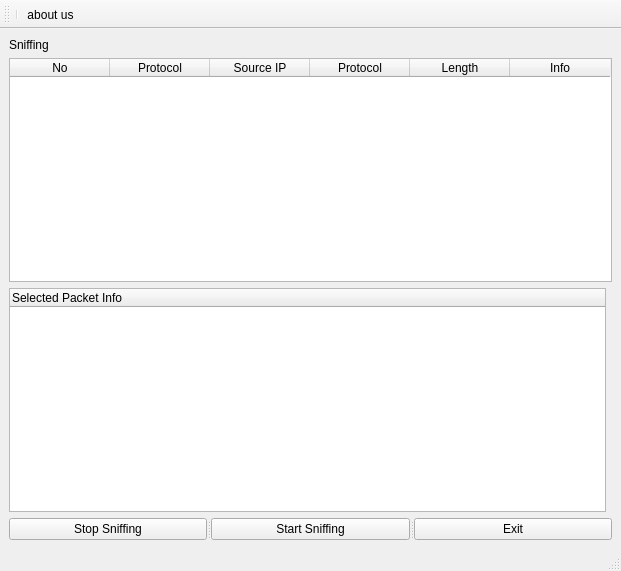
First picture: the form in MainWindow.ui, repository SaeedAbdelWahab/Python-Packet-Sniffer, before the edit.
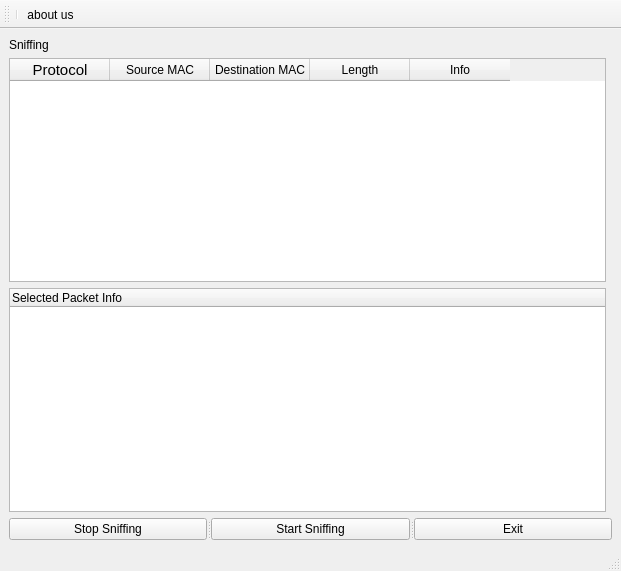
Second picture: the form after the edit. Icons and pictures are not drawn.

```diff
--- a/MainWindow.ui
+++ b/MainWindow.ui
@@ -53,26 +53,26 @@
       </column>
      </widget>
     </item>
-    <item row="1" column="0" colspan="2">
+    <item row="1" column="0">
      <widget class="QTableWidget" name="PacketTable">
-      <column>
-       <property name="text">
-        <string>No</string>
-       </property>
-      </column>
       <column>
        <property name="text">
         <string>Protocol</string>
        </property>
+       <property name="font">
+        <font>
+         <pointsize>11</pointsize>
+        </font>
+       </property>
       </column>
       <column>
        <property name="text">
-        <string>Source IP</string>
+        <string>Source MAC</string>
        </property>
       </column>
       <column>
        <property name="text">
-        <string>Protocol</string>
+        <string>Destination MAC</string>
        </property>
       </column>
       <column>
```
Left out of the diff: 4 changed lines with no effect on the pictures.
